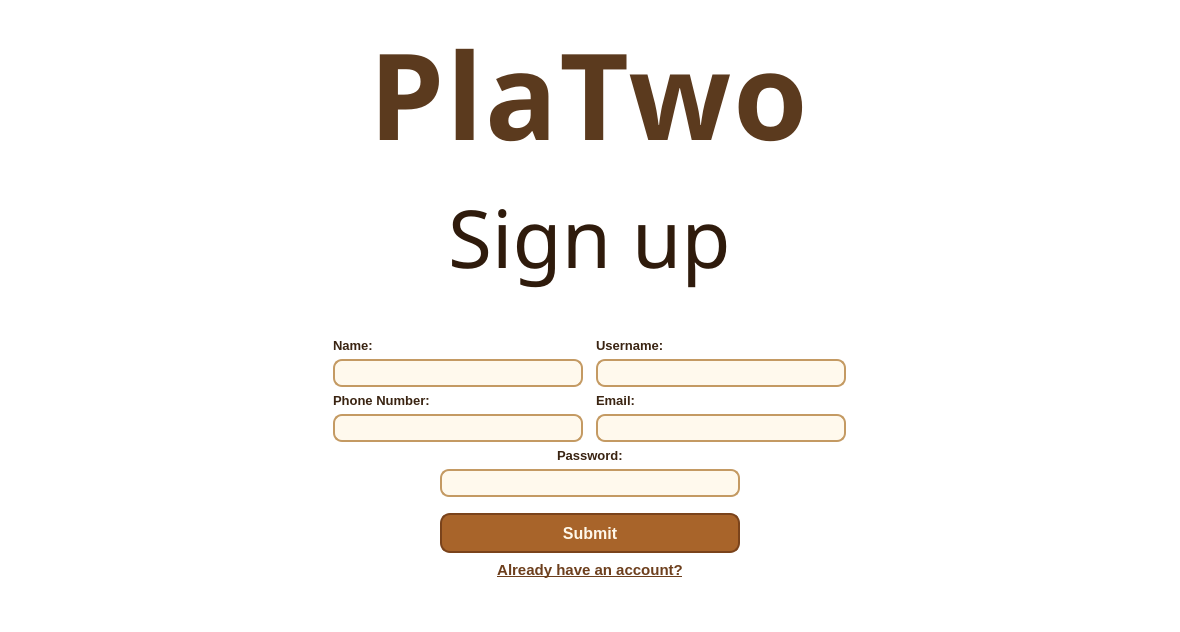
First picture: the form in UI/Auth/signup/signup.ui, repository PlaTwo-project/PlaTwo, before the edit.
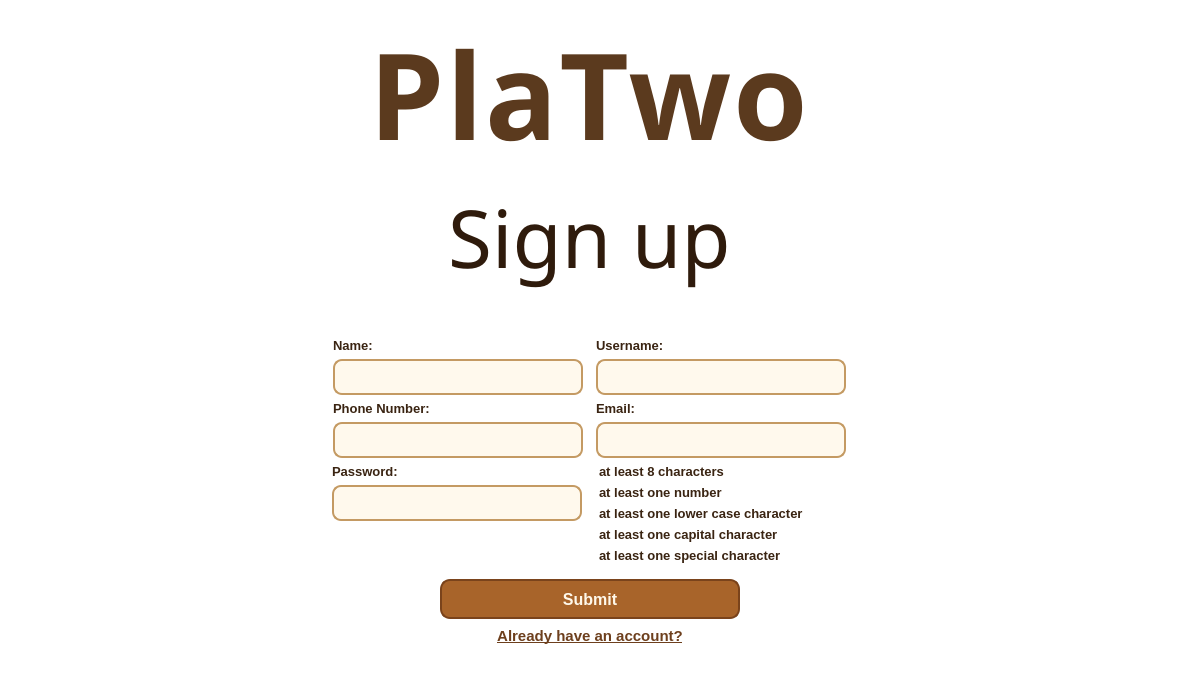
Second picture: the form after the edit.

Commit message: Add password visibility toggle and real-time password validation

```diff
--- a/UI/Auth/signup/signup.ui
+++ b/UI/Auth/signup/signup.ui
@@ -48,27 +48,11 @@
   </property>
   <layout class="QGridLayout" name="gridLayout">
    <item row="9" column="1">
-    <layout class="QVBoxLayout" name="verticalLayout">
+    <layout class="QGridLayout" name="gridLayout_3">
      <property name="leftMargin">
-      <number>0</number>
+      <number>12</number>
      </property>
-     <item alignment="Qt::AlignmentFlag::AlignHCenter|Qt::AlignmentFlag::AlignTop">
-      <widget class="QLabel" name="label_3">
-       <property name="styleSheet">
-        <string notr="true">QLabel {
-    color: #3A2412;
-    background: transparent;
-    font-size: 10pt;
-    font-weight: bold;
-}
-</string>
-       </property>
-       <property name="text">
-        <string>Password:</string>
-       </property>
-      </widget>
-     </item>
-     <item alignment="Qt::AlignmentFlag::AlignHCenter|Qt::AlignmentFlag::AlignTop">
+     <item row="1" column="0" alignment="Qt::AlignmentFlag::AlignLeft|Qt::AlignmentFlag::AlignTop">
       <widget class="QLineEdit" name="lineEdit_password">
        <property name="sizePolicy">
         <sizepolicy hsizetype="Expanding" vsizetype="Fixed">
@@ -78,16 +62,22 @@
        </property>
        <property name="minimumSize">
         <size>
-         <width>300</width>
-         <height>28</height>
+         <width>250</width>
+         <height>36</height>
         </size>
        </property>
        <property name="maximumSize">
         <size>
-         <width>400</width>
+         <width>250</width>
          <height>16777215</height>
         </size>
        </property>
+       <property name="font">
+        <font>
+         <pointsize>11</pointsize>
+         <bold>true</bold>
+        </font>
+       </property>
        <property name="styleSheet">
         <string notr="true">QLineEdit {
     background-color: rgba(255, 248, 235, 235);
@@ -95,6 +85,7 @@
     border: 2px solid #C49A63;
     border-radius: 9px;
     padding: 7px 11px;
+	padding-right: 32px;
     font-size: 10.5pt;
     selection-background-color: #B77A3D;
     selection-color: #FFF8EA;
@@ -116,6 +107,109 @@
        </property>
       </widget>
      </item>
+     <item row="0" column="0">
+      <widget class="QLabel" name="label_3">
+       <property name="styleSheet">
+        <string notr="true">QLabel {
+    color: #3A2412;
+    background: transparent;
+    font-size: 10pt;
+    font-weight: bold;
+}
+</string>
+       </property>
+       <property name="text">
+        <string>Password:</string>
+       </property>
+      </widget>
+     </item>
+     <item row="0" column="1" rowspan="2">
+      <layout class="QVBoxLayout" name="verticalLayout">
+       <property name="leftMargin">
+        <number>0</number>
+       </property>
+       <item>
+        <widget class="QLabel" name="label_char">
+         <property name="styleSheet">
+          <string notr="true">QLabel {
+    color: #3A2412;
+    background: transparent;
+    font-size: 10pt;
+    font-weight: bold;
+}
+</string>
+         </property>
+         <property name="text">
+          <string>at least 8 characters</string>
+         </property>
+        </widget>
+       </item>
+       <item>
+        <widget class="QLabel" name="label_number">
+         <property name="styleSheet">
+          <string notr="true">QLabel {
+    color: #3A2412;
+    background: transparent;
+    font-size: 10pt;
+    font-weight: bold;
+}
+</string>
+         </property>
+         <property name="text">
+          <string>at least one number</string>
+         </property>
+        </widget>
+       </item>
+       <item>
+        <widget class="QLabel" name="label_lower">
+         <property name="styleSheet">
+          <string notr="true">QLabel {
+    color: #3A2412;
+    background: transparent;
+    font-size: 10pt;
+    font-weight: bold;
+}
+</string>
+         </property>
+         <property name="text">
+          <string>at least one lower case character</string>
+         </property>
+        </widget>
+       </item>
+       <item>
+        <widget class="QLabel" name="label_capital">
+         <property name="styleSheet">
+          <string notr="true">QLabel {
+    color: #3A2412;
+    background: transparent;
+    font-size: 10pt;
+    font-weight: bold;
+}
+</string>
+         </property>
+         <property name="text">
+          <string>at least one capital character</string>
+         </property>
+        </widget>
+       </item>
+       <item>
+        <widget class="QLabel" name="label_special">
+         <property name="styleSheet">
+          <string notr="true">QLabel {
+    color: #3A2412;
+    background: transparent;
+    font-size: 10pt;
+    font-weight: bold;
+}
+</string>
+         </property>
+         <property name="text">
+          <string>at least one special character</string>
+         </property>
+        </widget>
+       </item>
+      </layout>
+     </item>
     </layout>
    </item>
    <item row="7" column="1">
@@ -188,7 +282,7 @@
        <property name="minimumSize">
         <size>
          <width>0</width>
-         <height>28</height>
+         <height>36</height>
         </size>
        </property>
        <property name="maximumSize">
@@ -197,6 +291,12 @@
          <height>16777215</height>
         </size>
        </property>
+       <property name="font">
+        <font>
+         <pointsize>11</pointsize>
+         <bold>true</bold>
+        </font>
+       </property>
        <property name="styleSheet">
         <string notr="true">QLineEdit {
     background-color: rgba(255, 248, 235, 235);
@@ -233,7 +333,7 @@
        <property name="minimumSize">
         <size>
          <width>0</width>
-         <height>28</height>
+         <height>36</height>
         </size>
        </property>
        <property name="maximumSize">
@@ -242,6 +342,12 @@
          <height>16777215</height>
         </size>
        </property>
+       <property name="font">
+        <font>
+         <pointsize>11</pointsize>
+         <bold>true</bold>
+        </font>
+       </property>
        <property name="styleSheet">
         <string notr="true">QLineEdit {
     background-color: rgba(255, 248, 235, 235);
@@ -277,7 +383,7 @@
        <property name="minimumSize">
         <size>
          <width>0</width>
-         <height>28</height>
+         <height>36</height>
         </size>
        </property>
        <property name="maximumSize">
@@ -286,6 +392,12 @@
          <height>16777215</height>
         </size>
        </property>
+       <property name="font">
+        <font>
+         <pointsize>11</pointsize>
+         <bold>true</bold>
+        </font>
+       </property>
        <property name="styleSheet">
         <string notr="true">QLineEdit {
     background-color: rgba(255, 248, 235, 235);
@@ -346,7 +458,7 @@
        <property name="minimumSize">
         <size>
          <width>0</width>
-         <height>28</height>
+         <height>36</height>
         </size>
        </property>
        <property name="maximumSize">
@@ -355,6 +467,12 @@
          <height>8888888</height>
         </size>
        </property>
+       <property name="font">
+        <font>
+         <pointsize>11</pointsize>
+         <bold>true</bold>
+        </font>
+       </property>
        <property name="styleSheet">
         <string notr="true">QLineEdit {
     background-color: rgba(255, 248, 235, 235);
```
The commit also changes 11 other files.
